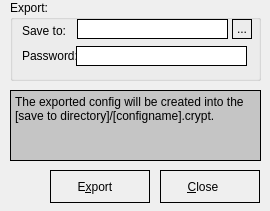
Securepoint/openvpn-client, file configexport.ui: the form before one commit.
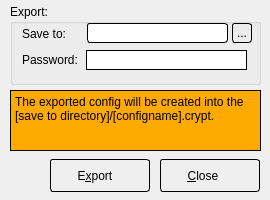
The form after the commit. Icons and pictures are not drawn.

Patch:
```diff
--- a/configexport.ui
+++ b/configexport.ui
@@ -7,19 +7,19 @@
     <x>0</x>
     <y>0</y>
     <width>270</width>
-    <height>211</height>
+    <height>200</height>
    </rect>
   </property>
   <property name="minimumSize">
    <size>
     <width>270</width>
-    <height>210</height>
+    <height>200</height>
    </size>
   </property>
   <property name="maximumSize">
    <size>
     <width>272</width>
-    <height>211</height>
+    <height>200</height>
    </size>
   </property>
   <property name="windowTitle">
@@ -29,6 +29,9 @@
    <iconset resource="systray.qrc">
     <normaloff>:/images/logo.png</normaloff>:/images/logo.png</iconset>
   </property>
+  <property name="styleSheet">
+   <string notr="true"/>
+  </property>
   <property name="modal">
    <bool>true</bool>
   </property>
@@ -36,7 +39,7 @@
    <property name="geometry">
     <rect>
      <x>10</x>
-     <y>0</y>
+     <y>4</y>
      <width>251</width>
      <height>81</height>
     </rect>
@@ -60,9 +63,9 @@
    <widget class="QLineEdit" name="txtExportPwd">
     <property name="geometry">
      <rect>
-      <x>66</x>
+      <x>76</x>
       <y>46</y>
-      <width>171</width>
+      <width>161</width>
       <height>20</height>
      </rect>
     </property>
@@ -76,9 +79,9 @@
     <property name="geometry">
      <rect>
       <x>12</x>
-      <y>24</y>
-      <width>46</width>
-      <height>14</height>
+      <y>22</y>
+      <width>61</width>
+      <height>16</height>
      </rect>
     </property>
     <property name="text">
@@ -88,16 +91,17 @@
    <widget class="QLineEdit" name="txtSaveTo">
     <property name="geometry">
      <rect>
-      <x>67</x>
+      <x>77</x>
       <y>19</y>
-      <width>151</width>
+      <width>141</width>
       <height>20</height>
      </rect>
     </property>
     <property name="styleSheet">
      <string notr="true">:enabled {border: 1px solid black; background-color: rgb(255, 255, 255);}
 :disabled {border: 1px solid black; background-color: rgb(195, 195, 195);}
-:hover {border: 1px solid red; }</string>
+:hover {border: 1px solid red; }
+QLineEdit {border-radius: 3px;}</string>
     </property>
    </widget>
    <widget class="QPushButton" name="cmdOpenDir">
@@ -112,7 +116,8 @@
     <property name="styleSheet">
      <string notr="true">:enabled {border: 1px solid black}
 :disabled {border: 1px solid black}
-:hover {background-color: rgb(195, 195, 195);}</string>
+:hover {background-color: rgb(195, 195, 195);}
+QPushButton {border-radius: 3px;}</string>
     </property>
     <property name="text">
      <string>...</string>
@@ -125,14 +130,15 @@
      <x>10</x>
      <y>90</y>
      <width>251</width>
-     <height>71</height>
+     <height>61</height>
     </rect>
    </property>
    <property name="contextMenuPolicy">
     <enum>Qt::NoContextMenu</enum>
    </property>
    <property name="styleSheet">
-    <string notr="true">background-color: rgb(197, 197, 197);</string>
+    <string notr="true">
+background-color: rgb(255, 170, 0);</string>
    </property>
    <property name="frameShape">
     <enum>QFrame::Box</enum>
@@ -152,7 +158,7 @@
    <property name="geometry">
     <rect>
      <x>50</x>
-     <y>170</y>
+     <y>159</y>
      <width>100</width>
      <height>33</height>
     </rect>
@@ -162,9 +168,11 @@
 :disabled {border: 1px solid black}
 :hover {background-color: rgb(195, 195, 195);}
 QPushButton {height: 25px; width: 50px;text-align:left;
+border-radius: 3px;
 	padding-left: 10px;
 	padding-top: 3px;
-	padding-bottom: 3px;}</string>
+	padding-bottom: 3px;}
+</string>
    </property>
    <property name="text">
     <string>     E&amp;xport</string>
@@ -190,7 +198,7 @@
    <property name="geometry">
     <rect>
      <x>160</x>
-     <y>170</y>
+     <y>159</y>
      <width>100</width>
      <height>33</height>
     </rect>
@@ -200,6 +208,7 @@
 :disabled {border: 1px solid black}
 :hover {background-color: rgb(195, 195, 195);}
 QPushButton {height: 25px; width: 50px;text-align:left;
+border-radius: 3px;
 	padding-left: 10px;
 	padding-top: 3px;
 	padding-bottom: 3px;}</string>
```
Left out of the diff: 3 changed lines with no effect on the pictures.
